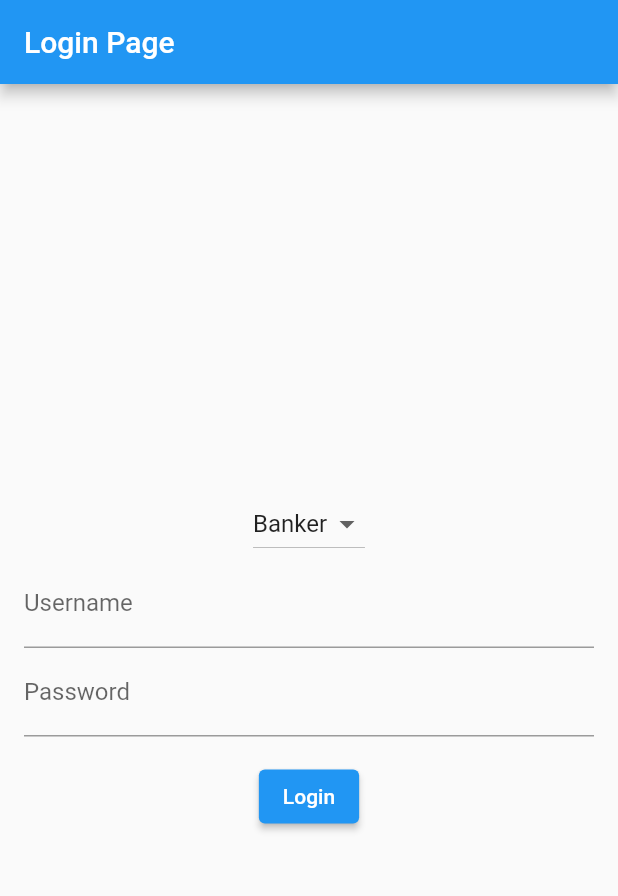
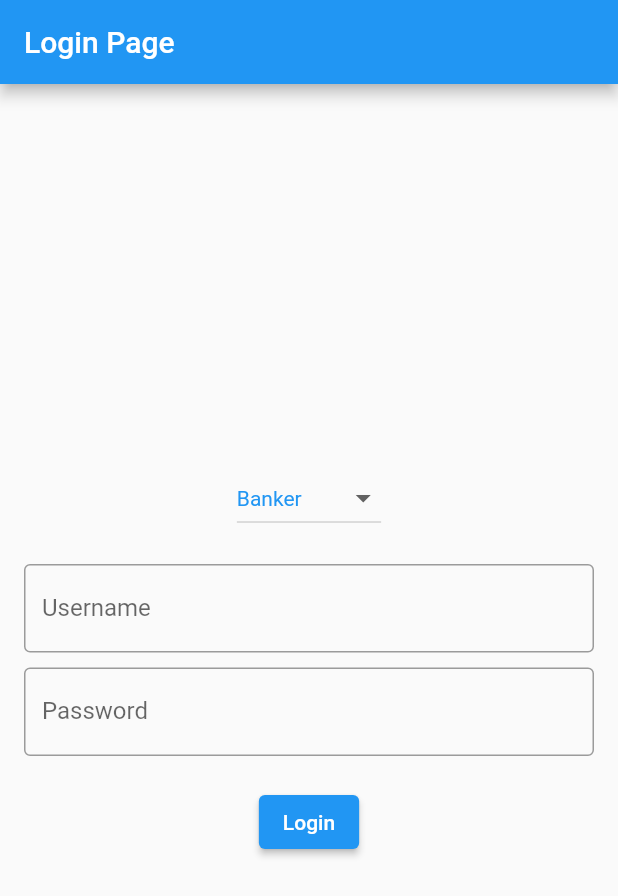
Before and after one commit to Ranjeet-K-Balobal/Farmfolio, a Flutter app: the screen it shows after launch, on a phone screen of 412 x 824 dp. Shown: the top 896 px of the screen. Run offline on Flutter 3.47's test engine with Material 2 defaults, Android fonts, the phone set to English and light mode, and no system bars.

Commit message:
commit 3

```diff
--- a/lib/main.dart
+++ b/lib/main.dart
@@ -1,4 +1,6 @@
+import 'package:farmfolio/pages/login.dart';
 import 'package:flutter/material.dart';
+
 
 void main() {
   runApp(MyApp());
@@ -12,79 +14,3 @@ class MyApp extends StatelessWidget {
     );
   }
 }
-
-class LoginPage extends StatefulWidget {
-  const LoginPage({Key? key});
-
-  @override
-  _LoginPageState createState() => _LoginPageState();
-}
-
-class _LoginPageState extends State<LoginPage> {
-  final TextEditingController usernameController = TextEditingController();
-  final TextEditingController passwordController = TextEditingController();
-  String selectedRole = 'Banker'; // Default role
-
-  // Function to handle the login button press
-  void _login() {
-    final username = usernameController.text;
-    final password = passwordController.text;
-
-    // Implement your authentication logic here
-    // Check if the username and password are valid
-
-    // For demonstration, we'll just print the role and credentials
-    print('Role: $selectedRole');
-    print('Username: $username');
-    print('Password: $password');
-
-    // You can add logic to navigate to the appropriate page based on the role
-  }
-
-  @override
-  Widget build(BuildContext context) {
-    return Scaffold(
-      appBar: AppBar(
-        title: const Text('Login Page'),
-      ),
-      body: Center(
-        child: Padding(
-          padding: const EdgeInsets.all(16.0),
-          child: Column(
-            mainAxisAlignment: MainAxisAlignment.center,
-            children: <Widget>[
-              DropdownButton<String>(
-                value: selectedRole,
-                items: <String>['Banker', 'Farmer'].map((String value) {
-                  return DropdownMenuItem<String>(
-                    value: value,
-                    child: Text(value),
-                  );
-                }).toList(),
-                onChanged: (String? newValue) {
-                  setState(() {
-                    selectedRole = newValue ?? 'Banker'; // Use a default value if null
-                  });
-                },
-              ),
-              TextField(
-                controller: usernameController,
-                decoration: const InputDecoration(labelText: 'Username'),
-              ),
-              TextField(
-                controller: passwordController,
-                obscureText: true,
-                decoration: const InputDecoration(labelText: 'Password'),
-              ),
-              const SizedBox(height: 16.0),
-              ElevatedButton(
-                onPressed: _login,
-                child: const Text('Login'),
-              ),
-            ],
-          ),
-        ),
-      ),
-    );
-  }
-}
--- a/lib/pages/home_page.dart
+++ b/lib/pages/home_page.dart
@@ -1,40 +1,9 @@
-// main.dart
-
 import 'package:flutter/material.dart';
-
-void main() {
-  runApp(MyApp());
-}
-
-class MyApp extends StatelessWidget {
-  @override
-  Widget build(BuildContext context) {
-    return MaterialApp(
-      home: LoginPage(),
-    );
-  }
-}
-
-class LoginPage extends StatefulWidget {
-  const LoginPage({Key? key});
-
-  @override
-  _LoginPageState createState() => _LoginPageState();
-}
-
-class _LoginPageState extends State<LoginPage> {
-  @override
-  Widget build(BuildContext context) {
-    // TODO: implement build
-    throw UnimplementedError();
-  }
-  // ... login logic ...
-}
 
 class HomePage extends StatelessWidget {
   final String role;
 
-  HomePage(this.role);
+  HomePage({required this.role});
 
   @override
   Widget build(BuildContext context) {
@@ -48,5 +17,3 @@ class HomePage extends StatelessWidget {
     );
   }
 }
-
-// ... continue with login logic for navigation ...
--- a/lib/pages/login.dart
+++ b/lib/pages/login.dart
@@ -1,7 +1,8 @@
 import 'package:flutter/material.dart';
+import 'home_page.dart';
 
 class LoginPage extends StatefulWidget {
-  const LoginPage({Key? key});
+  const LoginPage({Key? key}) : super(key: key);
 
   @override
   _LoginPageState createState() => _LoginPageState();
@@ -12,20 +13,26 @@ class _LoginPageState extends State<LoginPage> {
   final TextEditingController passwordController = TextEditingController();
   String selectedRole = 'Banker'; // Default role
 
-  // Function to handle the login button press
   void _login() {
     final username = usernameController.text;
     final password = passwordController.text;
 
-    // Implement your authentication logic here
-    // Check if the username and password are valid
-
-    // For demonstration, we'll just print the role and credentials
     print('Role: $selectedRole');
     print('Username: $username');
     print('Password: $password');
 
-    // You can add logic to navigate to the appropriate page based on the role
+    // Navigate to the appropriate home page based on the role
+    if (selectedRole == 'Banker') {
+      Navigator.push(
+        context,
+        MaterialPageRoute(builder: (context) => HomePage(role: 'Banker')),
+      );
+    } else {
+      Navigator.push(
+        context,
+        MaterialPageRoute(builder: (context) => HomePage(role: 'Farmer')),
+      );
+    }
   }
 
   @override
@@ -33,7 +40,7 @@ class _LoginPageState extends State<LoginPage> {
     return Scaffold(
       appBar: AppBar(
         title: const Text('Login Page'),
-        backgroundColor: Colors.blue, // Set the app bar background color
+        backgroundColor: Colors.blue,
       ),
       body: Center(
         child: Padding(
@@ -46,7 +53,7 @@ class _LoginPageState extends State<LoginPage> {
                 items: <String>[
                   'Banker',
                   'Farmer',
-                  'Other Roles', // Add more role options if needed
+                  'Other Roles',
                 ].map((String value) {
                   return DropdownMenuItem<String>(
                     value: value,
@@ -55,23 +62,23 @@ class _LoginPageState extends State<LoginPage> {
                 }).toList(),
                 onChanged: (String? newValue) {
                   setState(() {
-                    selectedRole = newValue ?? 'Banker'; // Use a default value if null
+                    selectedRole = newValue ?? 'Banker';
                   });
                 },
                 style: TextStyle(
-                  color: Colors.blue, // Set the text color of the dropdown
+                  color: Colors.blue,
                 ),
-                dropdownColor: Colors.white, // Set the dropdown background color
+                dropdownColor: Colors.white,
               ),
-              const SizedBox(height: 20.0), // Increased spacing
+              const SizedBox(height: 20.0),
               TextField(
                 controller: usernameController,
                 decoration: InputDecoration(
                   labelText: 'Username',
-                  border: OutlineInputBorder(), // Add input field border
+                  border: OutlineInputBorder(),
                 ),
               ),
-              const SizedBox(height: 10.0), // Adjusted spacing
+              const SizedBox(height: 10.0),
               TextField(
                 controller: passwordController,
                 obscureText: true,
@@ -80,12 +87,12 @@ class _LoginPageState extends State<LoginPage> {
                   border: OutlineInputBorder(),
                 ),
               ),
-              const SizedBox(height: 20.0), // Increased spacing
+              const SizedBox(height: 20.0),
               ElevatedButton(
                 onPressed: _login,
                 child: const Text('Login'),
                 style: ElevatedButton.styleFrom(
-                  primary: Colors.blue, // Set the button background color
+                  primary: Colors.blue,
                 ),
               ),
             ],
```
